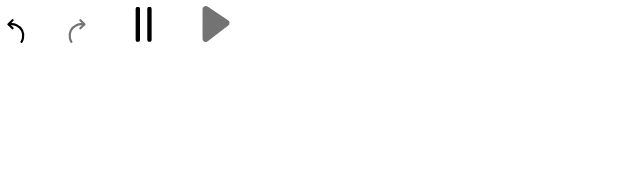
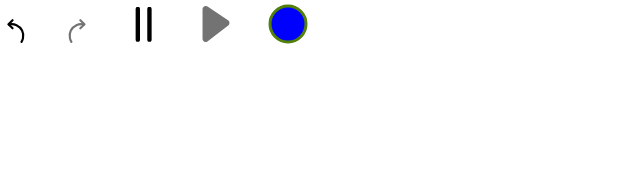
Before and after one commit to mmoschenskikh/Sketchimator, an Android app built with Jetpack Compose: the @Preview function IconButtonPreview, on a phone screen of 412 x 824 dp. Shown: the top 194 px of the screen. Run offline under Robolectric (Android 15) with nearby library versions, the phone set to English and light mode, and no system bars.

Commit message:
`IconButton` for using custom `Painter`

```diff
--- a/app/src/main/java/ru/maxultra/sketchimator/ui/core_components/IconButton.kt
+++ b/app/src/main/java/ru/maxultra/sketchimator/ui/core_components/IconButton.kt
@@ -9,8 +9,10 @@ import androidx.compose.runtime.Composable
 import androidx.compose.ui.Alignment
 import androidx.compose.ui.Modifier
 import androidx.compose.ui.graphics.Color
+import androidx.compose.ui.graphics.painter.Painter
 import androidx.compose.ui.res.painterResource
 import ru.maxultra.sketchimator.R
+import ru.maxultra.sketchimator.ui.graphics.painter.OutlinedCircleColorPainter
 import ru.maxultra.sketchimator.ui.theme.SketchimatorTheme
 import ru.maxultra.sketchimator.ui.theme.tokens.DimenTokens
 import ru.maxultra.sketchimator.ui.util.DayNightPreview
@@ -29,13 +31,35 @@ fun IconButton(
     size: ButtonSize = ButtonSize.Medium,
     contentDescription: String? = null,
 ) {
+    IconButton(
+        painter = painterResource(icon),
+        onClick = onClick,
+        modifier = modifier,
+        enabled = enabled,
+        iconColor = iconColor,
+        size = size,
+        contentDescription = contentDescription,
+    )
+}
+
+
+@Composable
+fun IconButton(
+    painter: Painter,
+    onClick: () -> Unit,
+    modifier: Modifier = Modifier,
+    enabled: Boolean = true,
+    iconColor: Color = Color.Unspecified,
+    size: ButtonSize = ButtonSize.Medium,
+    contentDescription: String? = null,
+) {
     androidx.compose.material3.IconButton(
         modifier = modifier.size(ButtonDefaults.iconButtonSize(size)),
         onClick = onClick,
         enabled = enabled,
     ) {
         Icon(
-            painter = painterResource(icon),
+            painter = painter,
             tint = iconColor,
             contentDescription = contentDescription,
         )
@@ -72,6 +96,10 @@ private fun IconButtonPreview() {
                 size = ButtonSize.Medium,
                 enabled = false,
             )
+            IconButton(
+                painter = OutlinedCircleColorPainter(Color.Blue, SketchimatorTheme.colorScheme.highlight),
+                onClick = {},
+            )
         }
     }
 }
```
